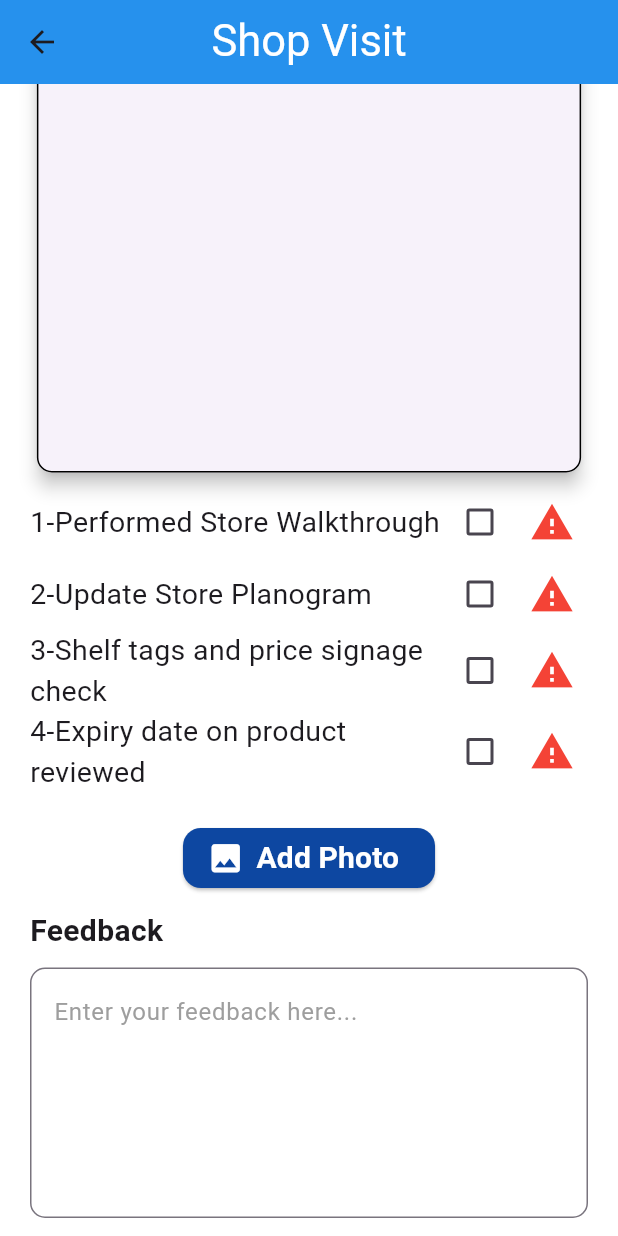
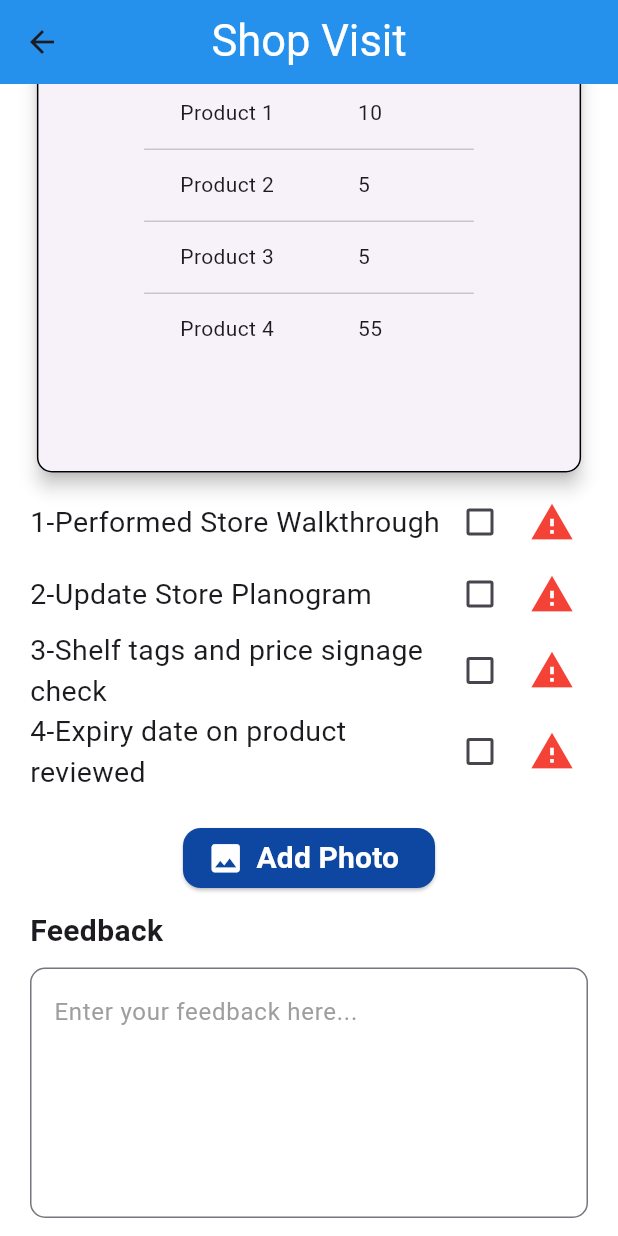
Before and after one commit to NabilaMalik/MetaxpertsBookIt, a Flutter app: the ShopvisitScreen screen opened directly, scrolled down 576 dp, after a tap on "Add Photo", on a phone screen of 412 x 824 dp. Run offline on Flutter 3.47's test engine with Material 3 defaults, Android fonts, the phone set to English and light mode, and no system bars; our stand-ins replace get, image_picker, nanoid, sqflite; accounts and stored records are empty.

Commit message:
Nabila'S complete design WITH BACKEND  03-jan-2025 10:45am

```diff
--- a/lib/Database/Util.dart
+++ b/lib/Database/Util.dart
@@ -1,7 +1,11 @@
 final addShopTableName = "addShop";
-final shopVisitTableName = "shopVisit";
+final shopVisitMasterTableName = "shopMasterVisit";
+final shopVisitDetailsTableName = "shopVisitDetails";
 final orderMasterTableName = "orderMaster";
 final orderDetailsTableName = "orderDetails";
 final returnFormMasterTableName = "reConfirmOrder";
 final returnFormDetailsTableName = "returnFormDetails";
 final recoveryFormTableName = "recoveryForm";
+final attendanceTableName = "attendance";
+final attendanceOutTableName = "attendanceOut";
+final locationTableName = "location";
--- a/lib/Database/dp_helper.dart
+++ b/lib/Database/dp_helper.dart
@@ -28,12 +28,19 @@ class DBHelper{
   _onCreate(Database db, int version){
     // Database Table
     db.execute("CREATE TABLE $addShopTableName(id INTEGER PRIMARY KEY, shopName TEXT,city SELECTED,shopAddress TEXT,ownerName TEXT,ownerCNIC TEXT,phoneNumber TEXT, alterPhoneNumber TEXT )");
-    db.execute("CREATE TABLE $shopVisitTableName(id INTEGER PRIMARY KEY, brand TEXT, shopName TEXT, shopAddress TEXT, ShopOwner TEXT, bookerName TEXT,addPhoto TEXT, feedback TEXT)");
+    db.execute("CREATE TABLE $shopVisitMasterTableName(shopVisitMasterId INTEGER PRIMARY KEY, brand TEXT, shopName TEXT, shopAddress TEXT, ShopOwner TEXT, bookerName TEXT,walkthrough TEXT,planogram TEXT,signage TEXT,productReviewed TEXT,feedback TEXT,body BLOB)");
+    db.execute("CREATE TABLE $shopVisitDetailsTableName(id INTEGER PRIMARY KEY, shopVisitMasterId INTEGER, product TEXT, quantity TEXT, FOREIGN KEY(shopVisitMasterId) REFERENCES $shopVisitMasterTableName(shopVisitMasterId))");
     db.execute("CREATE TABLE $orderMasterTableName(orderMasterId INTEGER PRIMARY KEY,shopName TEXT,ownerName TEXT, phoneNumber TEXT,brand TEXT,total INGEGER, creditLimit TEXT, requiredDelivery TEXT)");
     db.execute("CREATE TABLE $orderDetailsTableName (id INTEGER PRIMARY KEY,orderMasterId INTEGER, product TEXT, quantity TEXT, inStock INTEGER, rate TEXT, amount TEXT, FOREIGN KEY(orderMasterId) REFERENCES $orderMasterTableName(orderMasterId))");
     db.execute("CREATE TABLE $returnFormMasterTableName(returnMasterId INTEGER PRIMARY KEY, selectShop TEXT)");
     db.execute("CREATE TABLE $returnFormDetailsTableName(id INTEGER PRIMARY KEY, returnMasterId INTEGER, item TEXT, qty INTEGER, reason TEXT, FOREIGN KEY(returnMasterId) REFERENCES $returnFormMasterTableName(returnMasterId))");
     db.execute("CREATE TABLE $recoveryFormTableName(id INTEGER PRIMARY KEY, shopName TEXT,currentBalance TEXT,cashRecovery TEXT,newBalance TEXT,date TEXT)");
+
+    db.execute("CREATE TABLE $attendanceTableName(id INTEGER PRIMARY KEY, date TEXT, timeIn TEXT, userId TEXT, latIn TEXT, lngIn TEXT, bookerName TEXT, city TEXT, designation TEXT)");
+
+    db.execute("CREATE TABLE $attendanceOutTableName(id INTEGER PRIMARY KEY, date TEXT, timeOut TEXT, totalTime TEXT, userId TEXT, latOut TEXT, lngOut TEXT, totalDistance TEXT, posted INTEGER DEFAULT 0)");
+
+    db.execute("CREATE TABLE $locationTableName(id INTEGER PRIMARY KEY AUTOINCREMENT, date TEXT, fileName TEXT, userId TEXT, totalDistance TEXT, userName TEXT, posted INTEGER DEFAULT 0, body BLOB)");
   }
 
 }
--- a/lib/Model/shop_visit_model.dart
+++ b/lib/Model/shop_visit_model.dart
@@ -1,21 +1,32 @@
+import 'dart:convert';
+import 'dart:typed_data';
+
 class ShopVisitModel{
 
-  int? id;
+  int? shopVisitMasterId;
   String? brand;
   String? shopName;
   String? shopAddress;
   String? shopOwner;
   String? bookerName;
-  String? addPhoto;
+  dynamic? walkthrough;
+  dynamic? planogram;
+  dynamic? signage;
+  dynamic? productReviewed;
+  Uint8List? addPhoto;
   String? feedback;
 
   ShopVisitModel({
-    this.id,
+    this.shopVisitMasterId,
     this.brand,
     this.shopName,
     this.shopAddress,
     this.shopOwner,
     this.bookerName,
+    this.walkthrough,
+    this.planogram,
+    this.signage,
+    this.productReviewed,
     this.addPhoto,
     this.feedback,
   });
@@ -23,13 +34,20 @@ class ShopVisitModel{
 
   factory ShopVisitModel.fromMap(Map<dynamic,dynamic> json){
     return ShopVisitModel(
-        id: json['id'],
+      shopVisitMasterId: json['shopVisitMasterId'],
         brand: json['brand'],
         shopName: json['shopName'],
         shopAddress: json['shopAddress'],
         shopOwner: json['ShopOwner'],
         bookerName: json['bookerName'],
-        addPhoto: json['addPhoto'],
+      walkthrough: json['walkthrough'] == 1 || json['walkthrough'] == 'true' || json['walkthrough'] == true,
+      planogram: json['planogram'] == 1 || json['planogram'] == 'true' || json['planogram'] == true,
+      signage: json['signage'] == 1 || json['signage'] == 'true' || json['signage'] == true,
+      productReviewed: json['productReviewed'] == 1 || json['productReviewed'] == 'true' || json['productReviewed'] == true,
+
+        addPhoto: json['body'] != null && json['body'].toString().isNotEmpty
+          ? Uint8List.fromList(base64Decode(json['body'].toString()))
+          : null,
         feedback: json['feedback'],
 
     );
@@ -38,13 +56,17 @@ class ShopVisitModel{
   Map<String, dynamic> toMap(){
     return{
 
-      'id':id,
+      'shopVisitMasterId':shopVisitMasterId,
       'brand':brand,
       'shopName':shopName,
       'shopAddress':shopAddress,
       'ShopOwner':shopOwner,
       'bookerName':bookerName,
-      'addPhoto':addPhoto,
+      'walkthrough':walkthrough,
+      'planogram':planogram,
+      'signage':signage,
+      'productReviewed':productReviewed,
+      'body': addPhoto != null ? base64Encode(addPhoto!) : null,
       'feedback':feedback,
     };
   }
--- a/lib/Screens/home_screen/shopvisit_screen.dart
+++ b/lib/Screens/home_screen/shopvisit_screen.dart
@@ -1,8 +1,13 @@
+import 'dart:convert'; // For Base64 encoding
 import 'dart:io';
-
+import 'dart:typed_data';
 import 'package:flutter/material.dart';
 import 'package:get/get.dart';
 import 'package:image_picker/image_picker.dart';
+import 'package:nanoid/async.dart';
+import 'package:order_booking_app/Database/Util.dart';
+import 'package:order_booking_app/Model/shop_visit_details_model.dart';
+import 'package:order_booking_app/ViewModel/shop_visit_details_view_model.dart';
 import '../../Components/products_controller.dart';
 import '../../ViewModel/shop_visit_view_model.dart';
 import '../../model/shop_visit_model.dart';
@@ -14,7 +19,6 @@ class ShopvisitScreen extends StatefulWidget {
   @override
   _ShopvisitScreenState createState() => _ShopvisitScreenState();
 }
-
 class _ShopvisitScreenState extends State<ShopvisitScreen> {
   final shopvisitViewModel = Get.put(ShopVisitViewModel());
   final brandController = TextEditingController();
@@ -22,10 +26,17 @@ class _ShopvisitScreenState extends State<ShopvisitScreen> {
   final shopAddressController = TextEditingController();
   final shopOwnerController = TextEditingController();
   final bookerNameController = TextEditingController();
-  final addPhotoController = TextEditingController();
+  bool walkthroughController = false;
+  bool planogramController = false;
+  bool signageController = false;
+  bool productReviewedController = false;
+  File? addPhotoController;
   final feedbackController = TextEditingController();
-
-  int? shopvisitId;
+  final checklistLabelsController = TextEditingController();
+  int? shopVisitMasterId;
+  final shopvisitdetailsViewModel = Get.put(ShopVisitDetailsViewModel());
+  final productController = TextEditingController();
+  final quantityController = TextEditingController();
 
   final _formKey = GlobalKey<FormState>();
   String? selectedBrand;
@@ -44,18 +55,58 @@ class _ShopvisitScreenState extends State<ShopvisitScreen> {
   List<String> shops = ['Shop X', 'Shop Y', 'Shop Z'];
 
   File? _savedImage;
-
   Future<void> _pickImage() async {
     final ImagePicker picker = ImagePicker();
     final XFile? image = await picker.pickImage(source: ImageSource.camera);
 
     if (image != null) {
       setState(() {
-        _savedImage = File(image.path);
+        addPhotoController = File(image.path); // Assign the image to addPhotoController
       });
     }
   }
 
+
+  final List<Map<String, String>> productData = [
+    {"Product": "Product 1", "Quantity": "10"},
+    {"Product": "Product 2", "Quantity": "5"},
+    {"Product": "Product 3", "Quantity": "5"},
+    {"Product": "Product 4", "Quantity": "55"},
+  ];
+
+  @override
+  void initState() {
+    super.initState();
+    _generateProductsRows();
+    filteredRows = productsRows;
+  }
+
+  List<DataRow> productsRows = [];
+
+  void _generateProductsRows() {
+    productsRows = productData.map((product) {
+      return DataRow(cells: [
+        DataCell(Text(product["Product"] ?? "")),
+        DataCell(Text(product["Quantity"] ?? "")),
+
+      ]);
+    }).toList();
+  }
+
+  void _filterProducts(String query) {
+    setState(() {
+      if (query.isEmpty) {
+        filteredRows = productsRows;
+      } else {
+        filteredRows = productsRows.where((row) {
+          return row.cells.any((cell) {
+            final cellValue = (cell.child as Text).data ?? "";
+            return cellValue.toLowerCase().contains(query.toLowerCase());
+          });
+        }).toList();
+      }
+    });
+  }
   @override
   void dispose() {
     brandController.dispose();
@@ -63,7 +114,6 @@ class _ShopvisitScreenState extends State<ShopvisitScreen> {
     shopAddressController.dispose();
     shopOwnerController.dispose();
     bookerNameController.dispose();
-    addPhotoController.dispose();
     feedbackController.dispose();
     super.dispose();
   }
@@ -329,19 +379,44 @@ class _ShopvisitScreenState extends State<ShopvisitScreen> {
                         mainAxisAlignment: MainAxisAlignment.center,
                         children: [
                           ElevatedButton(
-                            onPressed: () {
+                            onPressed: () async {
+      var id = await customAlphabet('1234567890', 5);
+      shopVisitMasterId = int.parse(id);
       if (_formKey.currentState!.validate()) {
+                                Uint8List? photoBase64;
+                                if (addPhotoController != null) {
+                                  final bytes = await addPhotoController!.readAsBytes();
+                                  photoBase64 =bytes; // Convert image bytes to Base64
+                                }
+
                                 shopvisitViewModel.addShopVisit(ShopVisitModel(
-                                  id: shopvisitId,
+                                    shopVisitMasterId: shopVisitMasterId,
                                     brand: selectedBrand,
                                     shopName: selectedShop,
+                                    walkthrough: walkthroughController,
+                                    planogram:planogramController,
+                                    signage:signageController,
+                                    productReviewed:productReviewedController,
                                     shopAddress: shopAddressController.text,
                                     shopOwner: shopOwnerController.text,
                                     bookerName: bookerNameController.text,
-                                  addPhoto: addPhotoController.text,
+                                    addPhoto: photoBase64, // Pass the Base64-encoded photo
                                     feedback: feedbackController.text,
-                                )
+                                  ),
                                 );
+                                for (var row in filteredRows) {
+                                  String product = (row.cells[0].child as Text).data ?? "";
+                                  String quantity = (row.cells[1].child as Text).data ?? "";
+
+
+                                  // Add ReConfirm Order for each product row
+                                  await shopvisitdetailsViewModel.addShopVisitDetails(ShopVisitDetailsModel(
+                                    product: product,
+                                    quantity: quantity,
+                                    shopVisitMasterId: shopVisitMasterId,
+                                  ));
+                                }
+                                Get.snackbar('Success', 'Shop Visit added successfully!', snackPosition: SnackPosition.BOTTOM);
                               }
                             },
                             child: const Text("+Order Booking Form"),
```
Also changed, not shown: lib/Repositories/shop_visit_repository.dart (+5 -5 lines). Lines whose indentation alone changed are shown as unchanged.
